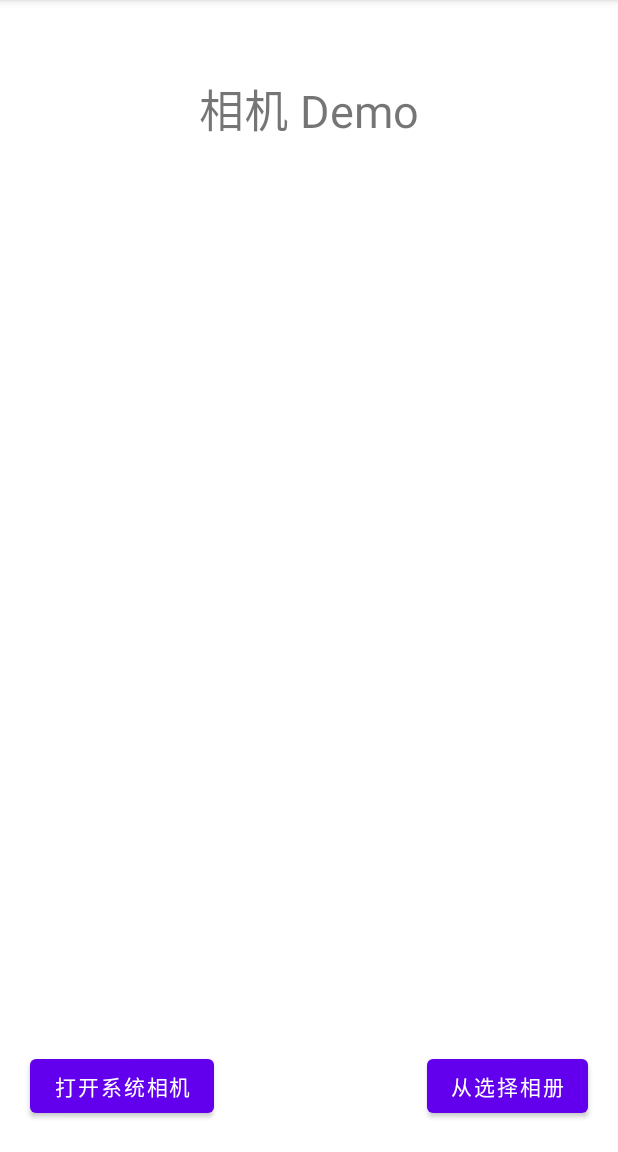
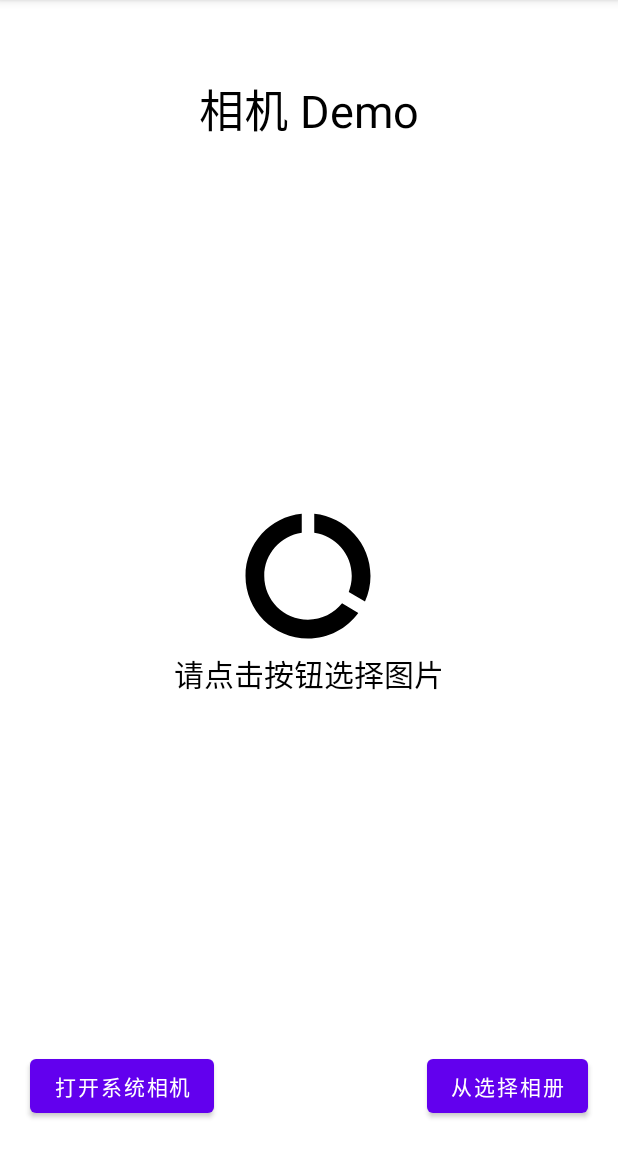
Before and after one commit to JiaWPeng/Android, an Android app: the screen it shows after launch (MainActivity), on a phone screen of 412 x 824 dp, the part 84-1236 px from its top. Run offline under Robolectric (Android 15) with nearby library versions, the phone set to English and light mode, and no system bars; 1 statement that could not run was skipped.

Commit message:
添加相册选择

```diff
--- a/MyCamera/app/src/main/java/com/jwpeng/mycamera/MainActivity.java
+++ b/MyCamera/app/src/main/java/com/jwpeng/mycamera/MainActivity.java
@@ -28,6 +28,7 @@ import android.util.Log;
 import android.view.View;
 import android.widget.Button;
 import android.widget.ImageView;
+import android.widget.TextView;
 import android.widget.Toast;
 
 import com.jwpeng.mycamera.Uilts.TimeUilt;
@@ -42,7 +43,8 @@ public class MainActivity extends AppCompatActivity {
     private ImageUilts imageUilts;
     private Button button,xcBut;
     private String TAG = "MyCamera";
-    private ImageView imageView;
+    private ImageView imageView,iv;
+    private TextView textView;
     public Uri photoUri,xcuri;
 
     @Override
@@ -58,6 +60,8 @@ public class MainActivity extends AppCompatActivity {
         button = findViewById(R.id.but);
         imageView = findViewById(R.id.image);
         xcBut = findViewById(R.id.xc_but);
+        iv = findViewById(R.id.imageView);
+        textView = findViewById(R.id.iv_text);
     }
 
     private void initEvent() {
@@ -192,6 +196,8 @@ public class MainActivity extends AppCompatActivity {
         if (requestCode == REQUEST_CODE_CAMERA) {
             Uri uri = null;
             uri = photoUri;
+            iv.setVisibility(View.INVISIBLE);
+            textView.setVisibility(View.INVISIBLE);
             imageView.setImageURI(uri);
             Log.d(TAG, "onActivityResult: "+uri);
         }
@@ -210,6 +216,8 @@ public class MainActivity extends AppCompatActivity {
                         try {
                             // 缩略图
                             bitmap = BitmapFactory.decodeStream(getContentResolver().openInputStream(xcuri));
+                            iv.setVisibility(View.INVISIBLE);
+                            textView.setVisibility(View.INVISIBLE);
                             imageView.setImageBitmap(bitmap); // 将裁剪后的照片显示出来
                             Log.d(TAG, "onActivityResult: bitmap "+bitmap);
                         } catch (FileNotFoundException e) {
--- /dev/null
+++ b/MyCamera/app/src/main/res/drawable/ic_baseline_data_usage_24.xml
@@ -0,0 +1,5 @@
+<vector android:height="24dp" android:tint="#000000"
+    android:viewportHeight="24" android:viewportWidth="24"
+    android:width="24dp" xmlns:android="http://schemas.android.com/apk/res/android">
+    <path android:fillColor="@android:color/white" android:pathData="M13,2.05v3.03c3.39,0.49 6,3.39 6,6.92 0,0.9 -0.18,1.75 -0.48,2.54l2.6,1.53c0.56,-1.24 0.88,-2.62 0.88,-4.07 0,-5.18 -3.95,-9.45 -9,-9.95zM12,19c-3.87,0 -7,-3.13 -7,-7 0,-3.53 2.61,-6.43 6,-6.92V2.05c-5.06,0.5 -9,4.76 -9,9.95 0,5.52 4.47,10 9.99,10 3.31,0 6.24,-1.61 8.06,-4.09l-2.6,-1.53C16.17,17.98 14.21,19 12,19z"/>
+</vector>
--- a/MyCamera/app/src/main/res/layout/activity_main.xml
+++ b/MyCamera/app/src/main/res/layout/activity_main.xml
@@ -12,6 +12,7 @@
         android:layout_height="wrap_content"
         android:text="相机 Demo"
         android:textSize="30sp"
+        android:textColor="@color/black"
         android:layout_marginTop="50dp"
         app:layout_constraintEnd_toEndOf="parent"
         app:layout_constraintStart_toStartOf="parent"
@@ -24,8 +25,32 @@
         android:layout_marginTop="50dp"
         app:layout_constraintTop_toBottomOf="@+id/title" />
 
+    <ImageView
+        android:id="@+id/imageView"
+        android:layout_width="100dp"
+        android:layout_height="100dp"
+        android:backgroundTint="@color/black"
+        android:background="@drawable/ic_baseline_data_usage_24"
+        app:layout_constraintBottom_toBottomOf="parent"
+        app:layout_constraintEnd_toEndOf="@+id/image"
+        app:layout_constraintHorizontal_bias="0.498"
+        app:layout_constraintStart_toStartOf="parent"
+        app:layout_constraintTop_toTopOf="parent" />
+
+    <TextView
+        android:id="@+id/iv_text"
+        android:layout_width="wrap_content"
+        android:layout_height="wrap_content"
+        android:text="请点击按钮选择图片"
+        android:textSize="20dp"
+        android:textColor="@color/black"
+        app:layout_constraintEnd_toEndOf="@+id/image"
+        app:layout_constraintStart_toStartOf="@+id/image"
+        app:layout_constraintTop_toBottomOf="@+id/imageView" />
+
     <RelativeLayout
 
+        android:id="@+id/relativeLayout"
         android:layout_width="match_parent"
         android:layout_height="wrap_content"
         app:layout_constraintBottom_toBottomOf="parent"
@@ -38,9 +63,9 @@
             android:layout_height="wrap_content"
 
             android:layout_alignParentStart="true"
-            android:text="打开系统相机"
             android:layout_marginStart="20dp"
             android:layout_marginBottom="20dp"
+            android:text="打开系统相机"
 
             />
 
@@ -49,9 +74,8 @@
             android:layout_width="wrap_content"
             android:layout_height="wrap_content"
             android:layout_alignParentEnd="true"
-            android:text="从选择相册"
             android:layout_marginEnd="20dp"
-            />
+            android:text="从选择相册" />
 
     </RelativeLayout>
 
--- /dev/null
+++ b/MyCamera/app/src/main/res/values-night/colors.xml
@@ -0,0 +1,12 @@
+<?xml version="1.0" encoding="utf-8"?>
+<resources>
+
+    <color name="purple_200">#FFBB86FC</color>
+    <color name="purple_500">#FF6200EE</color>
+    <color name="purple_700">#FF3700B3</color>
+    <color name="teal_200">#FF03DAC5</color>
+    <color name="teal_700">#FF018786</color>
+    <color name="black">#FFffffff</color>
+    <color name="white">#FF000000</color>
+
+</resources>
--- a/MyCamera/app/src/main/res/values-night/themes.xml
+++ b/MyCamera/app/src/main/res/values-night/themes.xml
@@ -4,11 +4,11 @@
         <!-- Primary brand color. -->
         <item name="colorPrimary">@color/purple_200</item>
         <item name="colorPrimaryVariant">@color/purple_700</item>
-        <item name="colorOnPrimary">@color/black</item>
+        <item name="colorOnPrimary">@color/white</item>
         <!-- Secondary brand color. -->
         <item name="colorSecondary">@color/teal_200</item>
         <item name="colorSecondaryVariant">@color/teal_200</item>
-        <item name="colorOnSecondary">@color/black</item>
+        <item name="colorOnSecondary">@color/white</item>
         <!-- Status bar color. -->
         <item name="android:statusBarColor" tools:targetApi="l">?attr/colorPrimaryVariant</item>
         <!-- Customize your theme here. -->
```
